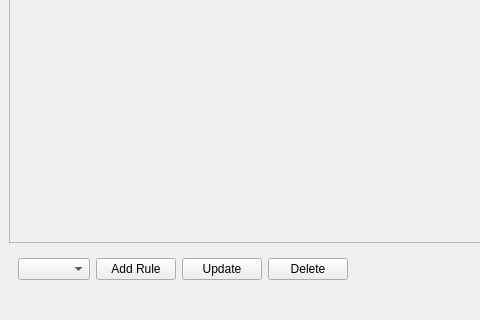
bbaltuntas/tubitak-fuzzy, file design/rule.ui: the form before one commit; both pictures show x 0 to 480 and y 280 to 600 of the 820 by 600 pixel window.
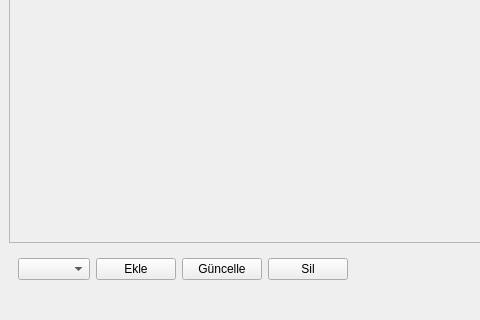
The form after the commit.

The edit to the form file:
```diff
--- a/design/rule.ui
+++ b/design/rule.ui
@@ -101,7 +101,7 @@
             </sizepolicy>
            </property>
            <property name="text">
-            <string>Add Rule</string>
+            <string>Ekle</string>
            </property>
           </widget>
          </item>
@@ -114,14 +114,14 @@
             </sizepolicy>
            </property>
            <property name="text">
-            <string>Update</string>
+            <string>Güncelle</string>
            </property>
           </widget>
          </item>
          <item>
           <widget class="QPushButton" name="delete_button">
            <property name="text">
-            <string>Delete</string>
+            <string>Sil</string>
            </property>
           </widget>
          </item>
```
